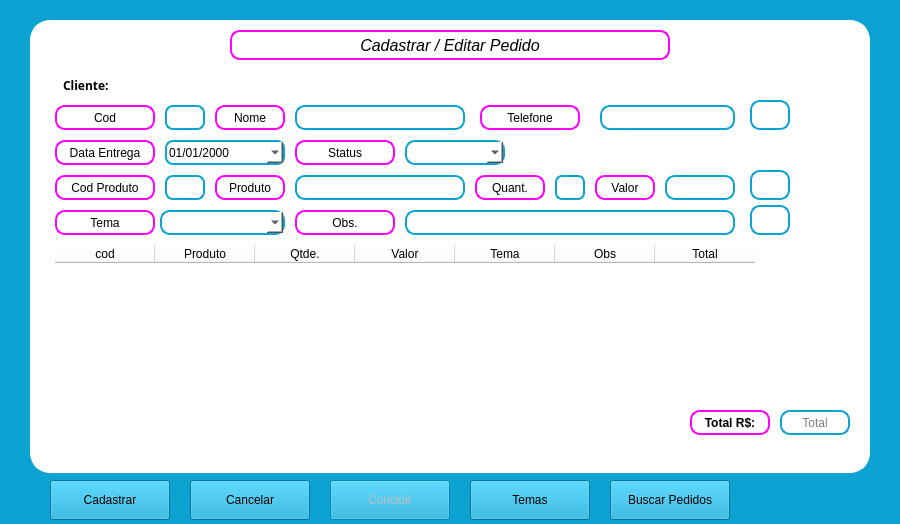
This is Views/pedidos.ui in joaovilker/PDV as Qt 5 draws it before an edit. The edited form follows.
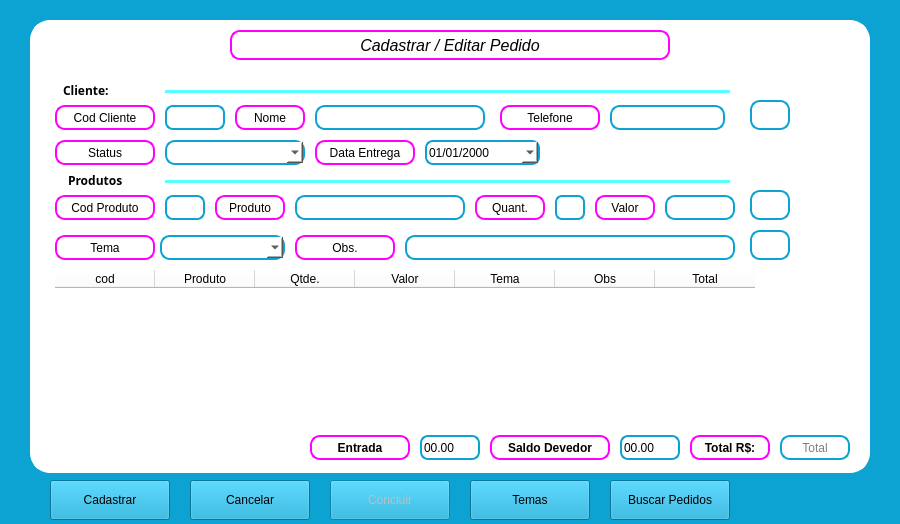
This is the edited form.

Commit message: Secao Pedidos

The edit to the form file:
```diff
--- a/Views/pedidos.ui
+++ b/Views/pedidos.ui
@@ -121,7 +121,7 @@
 color: #000</string>
      </property>
      <property name="text">
-      <string>Cod</string>
+      <string>Cod Cliente</string>
      </property>
      <property name="alignment">
       <set>Qt::AlignCenter</set>
@@ -132,7 +132,7 @@
       <rect>
        <x>135</x>
        <y>85</y>
-       <width>40</width>
+       <width>60</width>
        <height>25</height>
       </rect>
      </property>
@@ -178,7 +178,7 @@
     <widget class="QLabel" name="lb_telefone_pedido">
      <property name="geometry">
       <rect>
-       <x>450</x>
+       <x>470</x>
        <y>85</y>
        <width>100</width>
        <height>25</height>
@@ -206,9 +206,9 @@
     <widget class="QLineEdit" name="tx_pedido_telefone">
      <property name="geometry">
       <rect>
-       <x>570</x>
+       <x>580</x>
        <y>85</y>
-       <width>135</width>
+       <width>115</width>
        <height>25</height>
       </rect>
      </property>
@@ -224,6 +224,9 @@
 background: #FFF;
 color: #000</string>
      </property>
+     <property name="text">
+      <string/>
+     </property>
      <property name="readOnly">
       <bool>true</bool>
      </property>
@@ -232,7 +235,7 @@
      <property name="geometry">
       <rect>
        <x>25</x>
-       <y>155</y>
+       <y>175</y>
        <width>100</width>
        <height>25</height>
       </rect>
@@ -263,7 +266,7 @@
      <property name="geometry">
       <rect>
        <x>720</x>
-       <y>185</y>
+       <y>210</y>
        <width>40</width>
        <height>30</height>
       </rect>
@@ -289,7 +292,7 @@
      <property name="geometry">
       <rect>
        <x>445</x>
-       <y>155</y>
+       <y>175</y>
        <width>70</width>
        <height>25</height>
       </rect>
@@ -320,7 +323,7 @@
      <property name="geometry">
       <rect>
        <x>525</x>
-       <y>155</y>
+       <y>175</y>
        <width>30</width>
        <height>25</height>
       </rect>
@@ -342,7 +345,7 @@
      <property name="geometry">
       <rect>
        <x>565</x>
-       <y>155</y>
+       <y>175</y>
        <width>60</width>
        <height>25</height>
       </rect>
@@ -370,7 +373,7 @@
      <property name="geometry">
       <rect>
        <x>635</x>
-       <y>155</y>
+       <y>175</y>
        <width>70</width>
        <height>25</height>
       </rect>
@@ -392,7 +395,7 @@
      <property name="geometry">
       <rect>
        <x>25</x>
-       <y>225</y>
+       <y>250</y>
        <width>790</width>
        <height>150</height>
       </rect>
@@ -466,7 +469,7 @@
     <widget class="QLabel" name="lb_cliente_pedido_2">
      <property name="geometry">
       <rect>
-       <x>185</x>
+       <x>205</x>
        <y>85</y>
        <width>70</width>
        <height>25</height>
@@ -494,7 +497,7 @@
     <widget class="QLineEdit" name="tx_pedido_nome_cliente">
      <property name="geometry">
       <rect>
-       <x>265</x>
+       <x>285</x>
        <y>85</y>
        <width>170</width>
        <height>25</height>
@@ -523,7 +526,7 @@
      <property name="geometry">
       <rect>
        <x>135</x>
-       <y>155</y>
+       <y>175</y>
        <width>40</width>
        <height>25</height>
       </rect>
@@ -548,7 +551,7 @@
      <property name="geometry">
       <rect>
        <x>185</x>
-       <y>155</y>
+       <y>175</y>
        <width>70</width>
        <height>25</height>
       </rect>
@@ -579,7 +582,7 @@
      <property name="geometry">
       <rect>
        <x>720</x>
-       <y>150</y>
+       <y>170</y>
        <width>40</width>
        <height>30</height>
       </rect>
@@ -605,7 +608,7 @@
      <property name="geometry">
       <rect>
        <x>265</x>
-       <y>155</y>
+       <y>175</y>
        <width>170</width>
        <height>25</height>
       </rect>
@@ -630,7 +633,7 @@
      <property name="geometry">
       <rect>
        <x>750</x>
-       <y>390</y>
+       <y>415</y>
        <width>70</width>
        <height>25</height>
       </rect>
@@ -666,7 +669,7 @@
      <property name="geometry">
       <rect>
        <x>660</x>
-       <y>390</y>
+       <y>415</y>
        <width>80</width>
        <height>25</height>
       </rect>
@@ -696,7 +699,7 @@
      <property name="geometry">
       <rect>
        <x>25</x>
-       <y>55</y>
+       <y>60</y>
        <width>80</width>
        <height>20</height>
       </rect>
@@ -716,7 +719,7 @@
      <property name="geometry">
       <rect>
        <x>25</x>
-       <y>190</y>
+       <y>215</y>
        <width>100</width>
        <height>25</height>
       </rect>
@@ -744,7 +747,7 @@
      <property name="geometry">
       <rect>
        <x>265</x>
-       <y>190</y>
+       <y>215</y>
        <width>100</width>
        <height>25</height>
       </rect>
@@ -772,7 +775,7 @@
      <property name="geometry">
       <rect>
        <x>375</x>
-       <y>190</y>
+       <y>215</y>
        <width>330</width>
        <height>25</height>
       </rect>
@@ -803,7 +806,7 @@
      <property name="geometry">
       <rect>
        <x>130</x>
-       <y>190</y>
+       <y>215</y>
        <width>125</width>
        <height>25</height>
       </rect>
@@ -825,7 +828,7 @@
     <widget class="QLabel" name="lb_cliente_pedido_4">
      <property name="geometry">
       <rect>
-       <x>25</x>
+       <x>285</x>
        <y>120</y>
        <width>100</width>
        <height>25</height>
@@ -853,9 +856,9 @@
     <widget class="QDateEdit" name="tx_data_entrega">
      <property name="geometry">
       <rect>
-       <x>135</x>
+       <x>395</x>
        <y>120</y>
-       <width>120</width>
+       <width>115</width>
        <height>25</height>
       </rect>
      </property>
@@ -879,7 +882,7 @@
     <widget class="QLabel" name="lb_cliente_pedido_5">
      <property name="geometry">
       <rect>
-       <x>265</x>
+       <x>25</x>
        <y>120</y>
        <width>100</width>
        <height>25</height>
@@ -907,19 +910,189 @@
     <widget class="QComboBox" name="combo_status_pedido">
      <property name="geometry">
       <rect>
-       <x>375</x>
+       <x>135</x>
        <y>120</y>
+       <width>140</width>
+       <height>25</height>
+      </rect>
+     </property>
+     <property name="styleSheet">
+      <string notr="true">color: #FFF;
+border: 2px solid #0CA3D2;
+border-radius:10px;
+background: #FFF;
+color: #000</string>
+     </property>
+    </widget>
+    <widget class="QLabel" name="lb_cliente_pedido_6">
+     <property name="geometry">
+      <rect>
+       <x>280</x>
+       <y>415</y>
        <width>100</width>
        <height>25</height>
       </rect>
      </property>
+     <property name="font">
+      <font>
+       <family>Arial</family>
+       <weight>75</weight>
+       <bold>true</bold>
+      </font>
+     </property>
      <property name="styleSheet">
       <string notr="true">color: #FFF;
+border: 2px solid #ff00ff;
+border-radius:10px;
+background: #FFF;
+color: #000</string>
+     </property>
+     <property name="text">
+      <string>Entrada</string>
+     </property>
+     <property name="alignment">
+      <set>Qt::AlignCenter</set>
+     </property>
+    </widget>
+    <widget class="QLineEdit" name="tx_entrada_pedido">
+     <property name="geometry">
+      <rect>
+       <x>390</x>
+       <y>415</y>
+       <width>60</width>
+       <height>25</height>
+      </rect>
+     </property>
+     <property name="font">
+      <font>
+       <family>Segoe UI</family>
+      </font>
+     </property>
+     <property name="styleSheet">
+      <string notr="true">color: #FFF;
 border: 2px solid #0CA3D2;
+border-radius:8px;
+background: #FFF;
+color: #000</string>
+     </property>
+     <property name="text">
+      <string>00.00</string>
+     </property>
+     <property name="readOnly">
+      <bool>false</bool>
+     </property>
+    </widget>
+    <widget class="QLabel" name="lb_dados_3">
+     <property name="geometry">
+      <rect>
+       <x>30</x>
+       <y>150</y>
+       <width>80</width>
+       <height>20</height>
+      </rect>
+     </property>
+     <property name="font">
+      <font>
+       <family>Segoe Print</family>
+       <weight>75</weight>
+       <bold>true</bold>
+      </font>
+     </property>
+     <property name="text">
+      <string>Produtos</string>
+     </property>
+    </widget>
+    <widget class="Line" name="line">
+     <property name="geometry">
+      <rect>
+       <x>135</x>
+       <y>160</y>
+       <width>565</width>
+       <height>3</height>
+      </rect>
+     </property>
+     <property name="styleSheet">
+      <string notr="true">border: none;
+background: rgb(85, 255, 255);</string>
+     </property>
+     <property name="orientation">
+      <enum>Qt::Horizontal</enum>
+     </property>
+    </widget>
+    <widget class="Line" name="line_2">
+     <property name="geometry">
+      <rect>
+       <x>135</x>
+       <y>70</y>
+       <width>565</width>
+       <height>3</height>
+      </rect>
+     </property>
+     <property name="styleSheet">
+      <string notr="true">border: none;
+background: rgb(85, 255, 255);</string>
+     </property>
+     <property name="orientation">
+      <enum>Qt::Horizontal</enum>
+     </property>
+    </widget>
+    <widget class="QLineEdit" name="tx_saldo_devedor_pedido">
+     <property name="geometry">
+      <rect>
+       <x>590</x>
+       <y>415</y>
+       <width>60</width>
+       <height>25</height>
+      </rect>
+     </property>
+     <property name="font">
+      <font>
+       <family>Segoe UI</family>
+      </font>
+     </property>
+     <property name="styleSheet">
+      <string notr="true">color: #FFF;
+border: 2px solid #0CA3D2;
+border-radius:8px;
+background: #FFF;
+color: #000</string>
+     </property>
+     <property name="text">
+      <string>00.00</string>
+     </property>
+     <property name="readOnly">
+      <bool>false</bool>
+     </property>
+    </widget>
+    <widget class="QLabel" name="lb_cliente_pedido_7">
+     <property name="geometry">
+      <rect>
+       <x>460</x>
+       <y>415</y>
+       <width>120</width>
+       <height>25</height>
+      </rect>
+     </property>
+     <property name="font">
+      <font>
+       <family>Arial</family>
+       <weight>75</weight>
+       <bold>true</bold>
+      </font>
+     </property>
+     <property name="styleSheet">
+      <string notr="true">color: #FFF;
+border: 2px solid #ff00ff;
 border-radius:10px;
 background: #FFF;
 color: #000</string>
      </property>
+     <property name="text">
+      <string>Saldo Devedor</string>
+     </property>
+     <property name="alignment">
+      <set>Qt::AlignCenter</set>
+     </property>
     </widget>
    </widget>
    <widget class="QPushButton" name="bt_cadastrar_pedido_2">
```
The commit also changes 6 other files.
